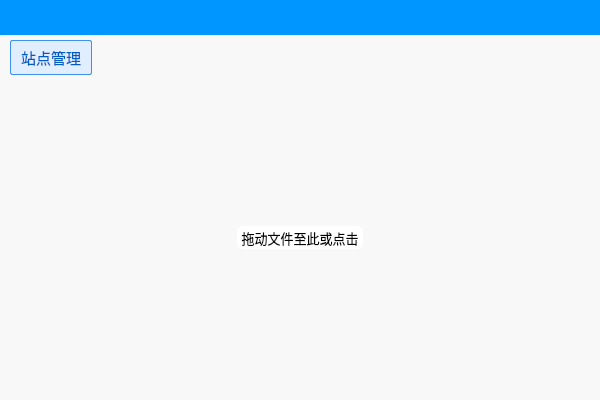
Above: FtpClient/src/FtpClient.ui from wonderful1234/FtpClient before the change. Below: the same form after it.
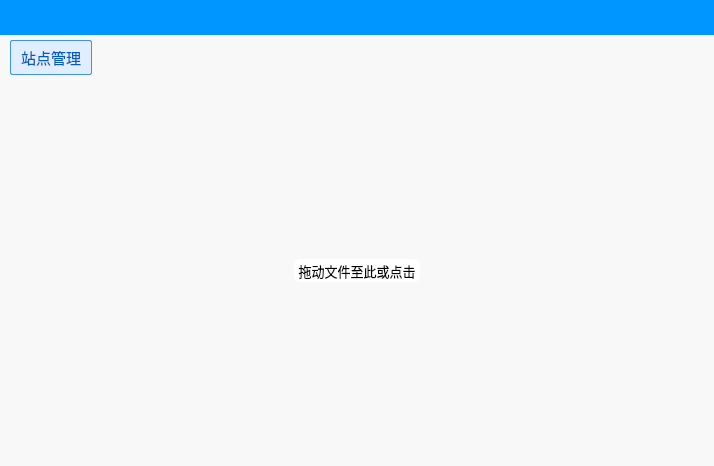
That is the form after the change. Icons and pictures are not drawn.

What changed in the file:
```diff
--- a/FtpClient/src/FtpClient.ui
+++ b/FtpClient/src/FtpClient.ui
@@ -6,8 +6,8 @@
    <rect>
     <x>0</x>
     <y>0</y>
-    <width>600</width>
-    <height>400</height>
+    <width>714</width>
+    <height>466</height>
    </rect>
   </property>
   <property name="windowTitle">
```
